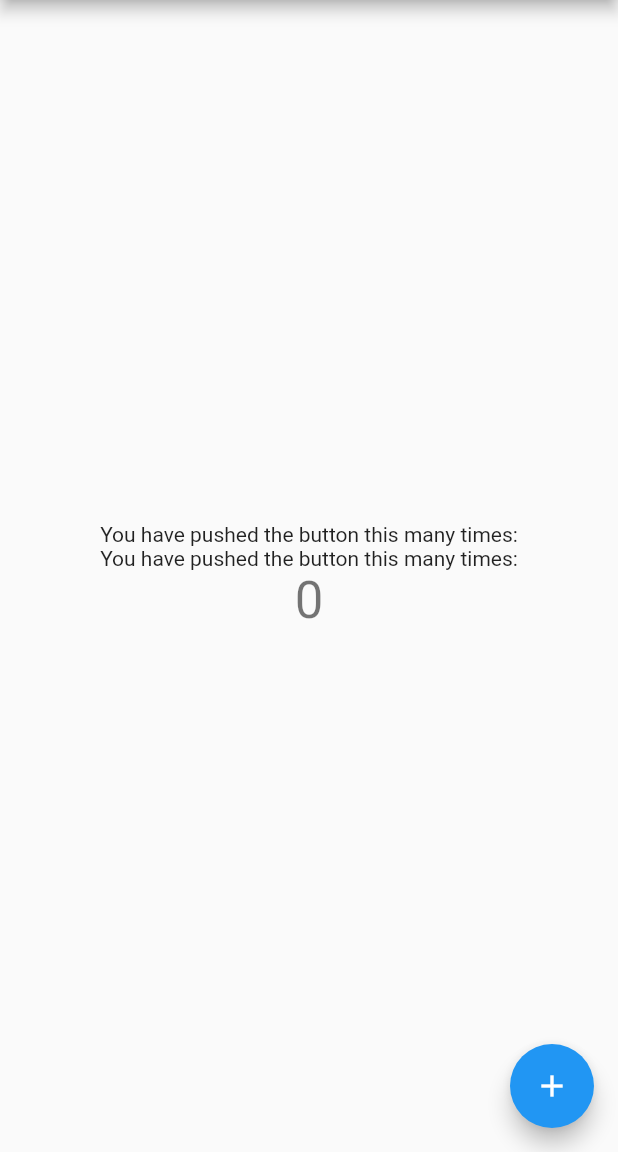
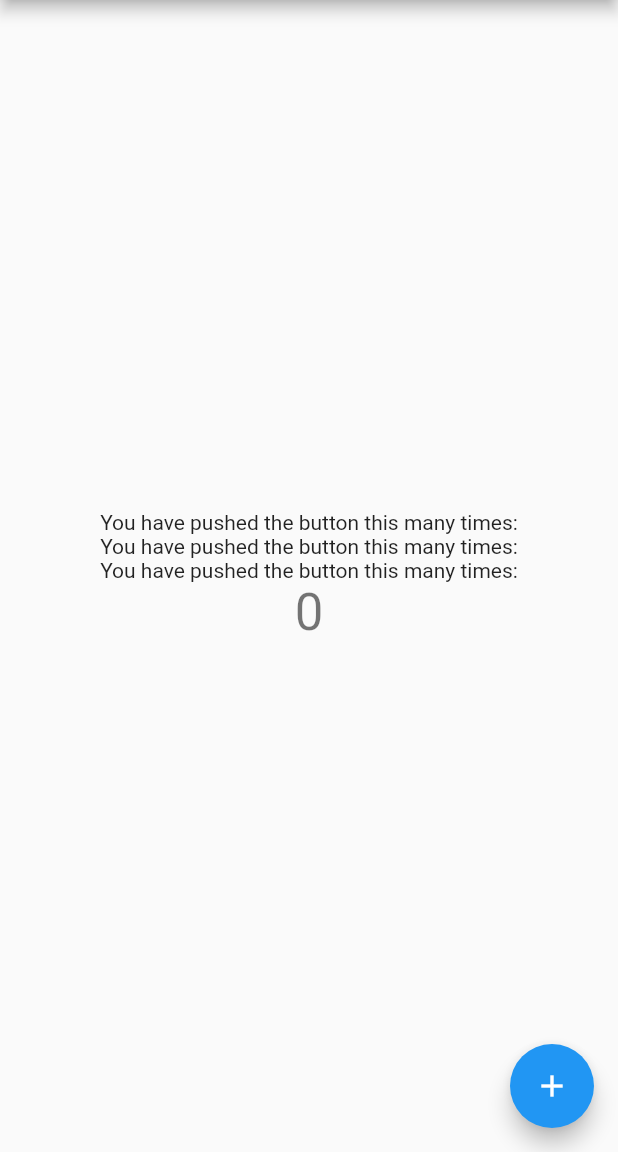
Before and after one commit to ShahinaEP/pythonbasic2, a Flutter app: the screen it shows after launch, on a phone screen of 412 x 824 dp, the part 84-1236 px from its top. Run offline on Flutter 3.47's test engine with Material 2 defaults, Android fonts, the phone set to English and light mode, and no system bars.

Commit message:
first commitee text2

```diff
--- a/lib/main.dart
+++ b/lib/main.dart
@@ -102,6 +102,10 @@ class _MyHomePageState extends State<MyHomePage> {
               'You have pushed the button this many times:',
             ),
 
+            const Text(
+              'You have pushed the button this many times:',
+            ),
+
             Text(
               '$_counter',
               style: Theme.of(context).textTheme.headlineMedium,
```
